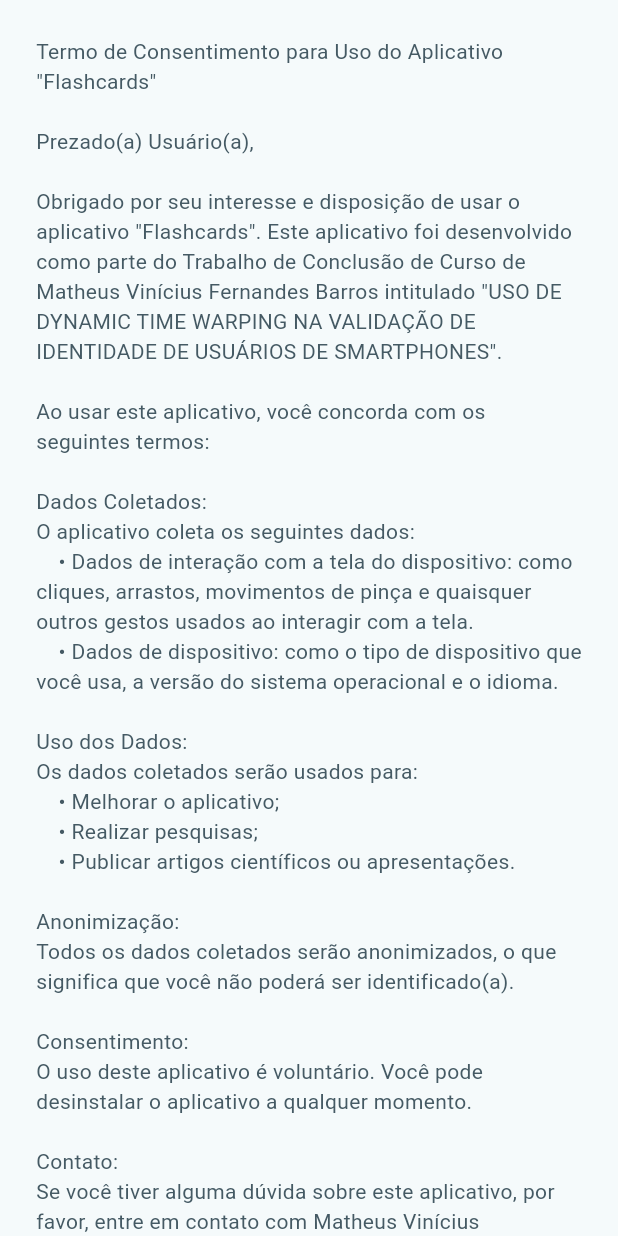
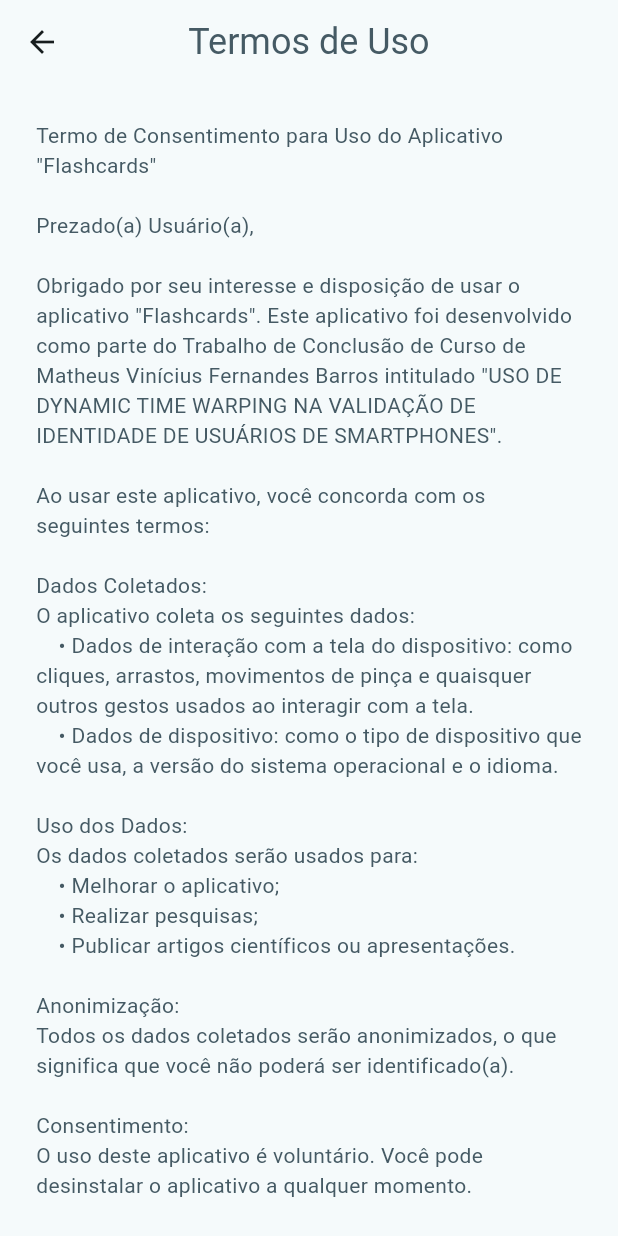
Before and after one commit to matvinFB/flash_cards, a Flutter app: the TermsOfUse screen opened directly, on a phone screen of 412 x 824 dp. Run offline on Flutter 3.47's test engine with Material 3 defaults, Android fonts, the phone set to English and light mode, and no system bars; our stand-ins replace device_info_plus, flutter_mobx, get_it, mobx, supabase_flutter; accounts and stored records are empty; generated files the repository leaves out were written again.

Commit message:
feature: add appbar and back buttons to screen

```diff
--- a/lib/screens/terms_of_use/terms_of_use.view.dart
+++ b/lib/screens/terms_of_use/terms_of_use.view.dart
@@ -8,6 +8,21 @@
   @override
   Widget build(BuildContext context) {
     return Scaffold(
+      appBar: AppBar(
+        surfaceTintColor: Colors.transparent,
+        title: const Text(
+          "Termos de Uso",
+          style: TextStyle(
+            fontSize: 24,
+            color: Color.fromRGBO(69, 90, 100, 1),
+          ),
+        ),
+        centerTitle: true,
+        leading: IconButton(
+          onPressed: () => Navigator.of(context).pop(),
+          icon: const Icon(Icons.arrow_back),
+        ),
+      ),
       body: ListView(
         shrinkWrap: true,
         padding: const EdgeInsets.all(24.0),
@@ -20,19 +35,22 @@
               fontWeight: FontWeight.w400,
             ),
           ),
-          const SizedBox(height: 32,),
+          const SizedBox(
+            height: 32,
+          ),
           GestureDetector(
             onTap: () => Navigator.of(context).pop(),
             child: Container(
               height: 48,
               decoration: BoxDecoration(
                 borderRadius: BorderRadius.circular(8),
-                border: Border.all(color: const Color.fromRGBO(224, 224, 224, 1), width: 1),
+                border: Border.all(
+                    color: const Color.fromRGBO(224, 224, 224, 1), width: 1),
                 color: const Color.fromRGBO(84, 110, 122, 1),
               ),
               child: const Center(
                 child: Text(
-                  "Ir para o App",
+                  "Voltar",
                   style: TextStyle(
                     fontSize: 16,
                     color: Colors.white,
```
